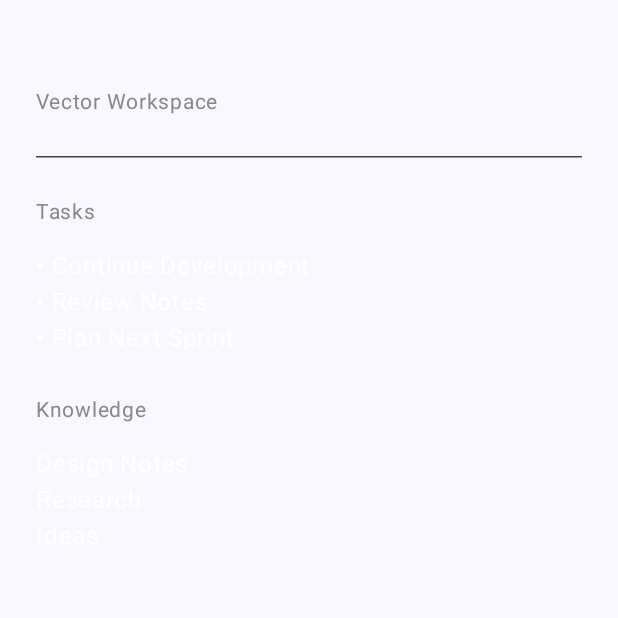
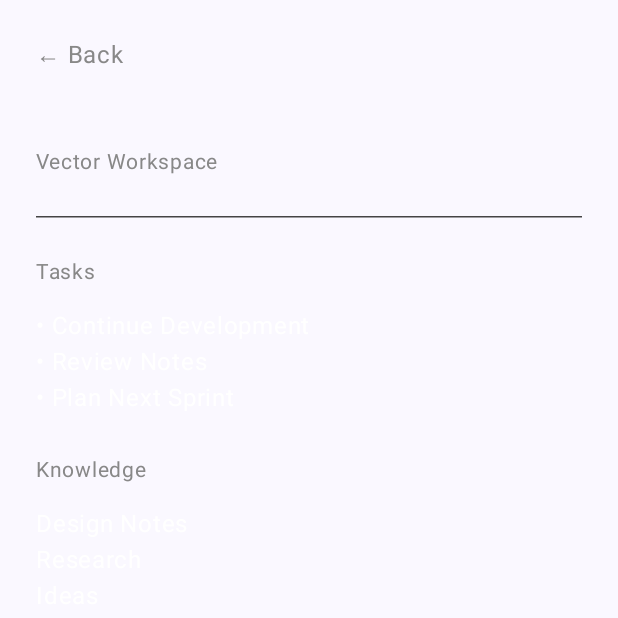
Before and after one commit to thecuriousmechanic/Vector-Launcher-Android, an Android app built with Jetpack Compose: the composable ProjectWorkspace called with empty values, on a phone screen of 412 x 824 dp, the top half of it. Run offline under Robolectric (Android 15) with nearby library versions, the phone set to English and light mode, and no system bars.

Commit message:
Sprint 1.6 - Back Navigation

```diff
--- a/app/src/main/java/com/vector/launch/MainActivity.kt
+++ b/app/src/main/java/com/vector/launch/MainActivity.kt
@@ -73,7 +73,10 @@ fun VectorHomeScreen() {
         ) {
 
             ProjectWorkspace(
-                projectName = currentProject
+                projectName = currentProject,
+                onBack = {
+                    currentScreen = "home"
+                }
             )
         }
 
--- a/app/src/main/java/com/vector/launch/ProjectWorkspace.kt
+++ b/app/src/main/java/com/vector/launch/ProjectWorkspace.kt
@@ -8,17 +8,31 @@ import androidx.compose.ui.Modifier
 import androidx.compose.ui.graphics.Color
 import androidx.compose.ui.unit.dp
 import androidx.compose.ui.unit.sp
+import androidx.compose.foundation.clickable
 
 @Composable
 fun ProjectWorkspace(
-    projectName: String
-) {
+    projectName: String,
+    onBack: () -> Unit
+){
 
     Column(
         modifier = Modifier
             .fillMaxSize()
             .padding(24.dp)
     ) {
+
+        Text(
+            text = "← Back",
+            color = Color.Gray,
+            modifier = Modifier.clickable {
+                onBack()
+            }
+        )
+
+        Spacer(
+            modifier = Modifier.height(16.dp)
+        )
 
         Text(
             text = projectName,
```
